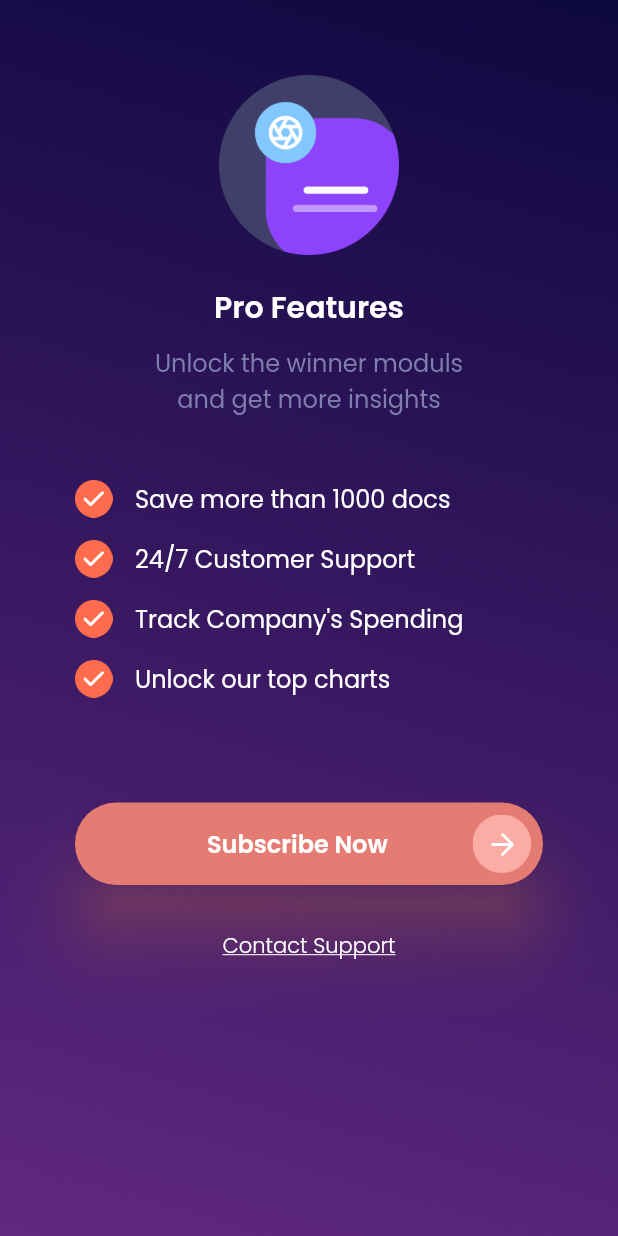
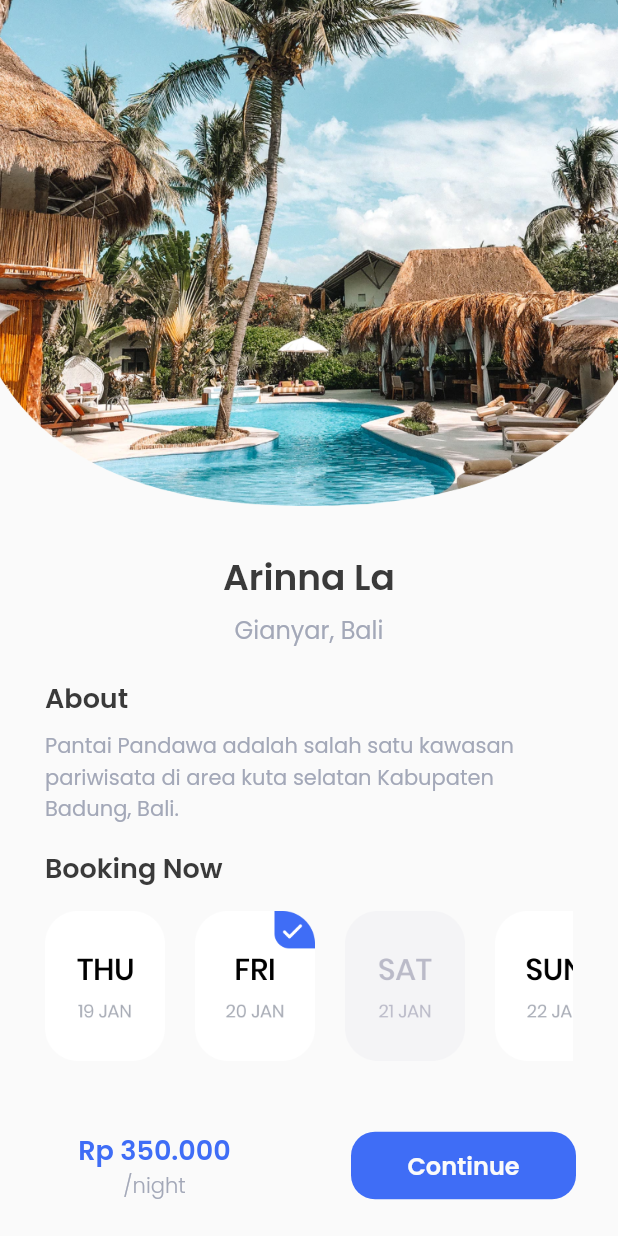
Before and after one commit to davadaviar/intro-flutter, a Flutter app: the screen it shows after launch, on a phone screen of 412 x 824 dp. Run offline on Flutter 3.47's test engine with Material 2 defaults, Android fonts, the phone set to English and light mode, and no system bars; our stand-ins replace google_fonts.

Commit message:
Add new second random page

```diff
--- a/lib/main.dart
+++ b/lib/main.dart
@@ -7,6 +7,7 @@ import 'package:flutterday_one/pages/first_signin.dart';
 import 'package:flutterday_one/pages/first_splashscreen.dart';
 import 'package:flutterday_one/pages/second_empty.dart';
 import 'package:flutterday_one/pages/second_pricing.dart';
+import 'package:flutterday_one/pages/second_random.dart';
 import 'package:flutterday_one/pages/second_rate.dart';
 import 'package:flutterday_one/pages/second_signin.dart';
 import 'package:flutterday_one/pages/second_splashscreen.dart';
@@ -20,7 +21,7 @@ class SevenDays extends StatelessWidget {
   Widget build(BuildContext context) {
     return MaterialApp(
       debugShowCheckedModeBanner: false,
-      home: SecondPricing(),
+      home: SecondRandom(),
     );
   }
 }
--- /dev/null
+++ b/lib/pages/second_random.dart
@@ -0,0 +1,169 @@
+import 'package:flutter/material.dart';
+import 'package:google_fonts/google_fonts.dart';
+
+class SecondRandom extends StatelessWidget {
+  @override
+  Widget build(BuildContext context) {
+    return Scaffold(
+      body: SingleChildScrollView(
+        child: Column(
+          children: [
+            Image.asset(
+              'assets/cover_random.png',
+            ),
+            SizedBox(
+              height: 30,
+            ),
+            Text(
+              'Arinna La',
+              style: GoogleFonts.poppins(
+                color: Color(0xff3A3A3A),
+                fontSize: 24,
+                fontWeight: FontWeight.w600,
+              ),
+            ),
+            SizedBox(
+              height: 5,
+            ),
+            Text(
+              'Gianyar, Bali',
+              style: GoogleFonts.poppins(
+                color: Color(0xffA3A8B8),
+                fontSize: 16,
+              ),
+            ),
+            SizedBox(
+              height: 20,
+            ),
+            Padding(
+              padding: const EdgeInsets.only(
+                left: 30,
+                right: 30,
+              ),
+              child: Column(
+                crossAxisAlignment: CrossAxisAlignment.start,
+                children: [
+                  Text(
+                    'About',
+                    style: GoogleFonts.poppins(
+                      color: Color(0xff3A3A3A),
+                      fontSize: 18,
+                      fontWeight: FontWeight.w600,
+                    ),
+                  ),
+                  SizedBox(
+                    height: 8,
+                  ),
+                  Text(
+                    'Pantai Pandawa adalah salah satu kawasan \npariwisata di area kuta selatan Kabupaten \nBadung, Bali.',
+                    style: GoogleFonts.poppins(
+                      color: Color(0xffA3A8B8),
+                      fontSize: 14,
+                    ),
+                  ),
+                  SizedBox(
+                    height: 15,
+                  ),
+                  Text(
+                    'Booking Now',
+                    style: GoogleFonts.poppins(
+                      color: Color(0xff3A3A3A),
+                      fontSize: 18,
+                      fontWeight: FontWeight.w600,
+                    ),
+                  ),
+                  SizedBox(
+                    height: 15,
+                  ),
+                  SingleChildScrollView(
+                    scrollDirection: Axis.horizontal,
+                    child: Row(
+                      children: [
+                        Image.asset(
+                          'assets/date_one.png',
+                          width: 80,
+                        ),
+                        SizedBox(
+                          width: 20,
+                        ),
+                        Image.asset(
+                          'assets/date_two.png',
+                          width: 80,
+                        ),
+                        SizedBox(
+                          width: 20,
+                        ),
+                        Image.asset(
+                          'assets/date_three.png',
+                          width: 80,
+                        ),
+                        SizedBox(
+                          width: 20,
+                        ),
+                        Image.asset(
+                          'assets/date_four.png',
+                          width: 80,
+                        ),
+                      ],
+                    ),
+                  )
+                ],
+              ),
+            )
+          ],
+        ),
+      ),
+      bottomNavigationBar: BottomNavigationBar(
+        elevation: 0,
+        items: <BottomNavigationBarItem>[
+          BottomNavigationBarItem(
+            icon: Column(
+              children: [
+                Text(
+                  'Rp 350.000',
+                  style: GoogleFonts.poppins(
+                    color: Color(0xff3F6DF6),
+                    fontSize: 18,
+                    fontWeight: FontWeight.w600,
+                  ),
+                ),
+                Text(
+                  '/night',
+                  style: GoogleFonts.poppins(
+                    color: Color(0xffA3A8B8),
+                    fontSize: 14,
+                    fontWeight: FontWeight.w300,
+                  ),
+                )
+              ],
+            ),
+            label: '',
+          ),
+          BottomNavigationBarItem(
+            icon: Container(
+              width: 150,
+              height: 45,
+              child: TextButton(
+                onPressed: () {},
+                style: TextButton.styleFrom(
+                    backgroundColor: Color(0xff3F6DF6),
+                    shape: RoundedRectangleBorder(
+                      borderRadius: BorderRadius.circular(16),
+                    )),
+                child: Text(
+                  'Continue',
+                  style: GoogleFonts.poppins(
+                    color: Color(0xffFAFAFA),
+                    fontSize: 16,
+                    fontWeight: FontWeight.w600,
+                  ),
+                ),
+              ),
+            ),
+            label: '',
+          )
+        ],
+      ),
+    );
+  }
+}
```
